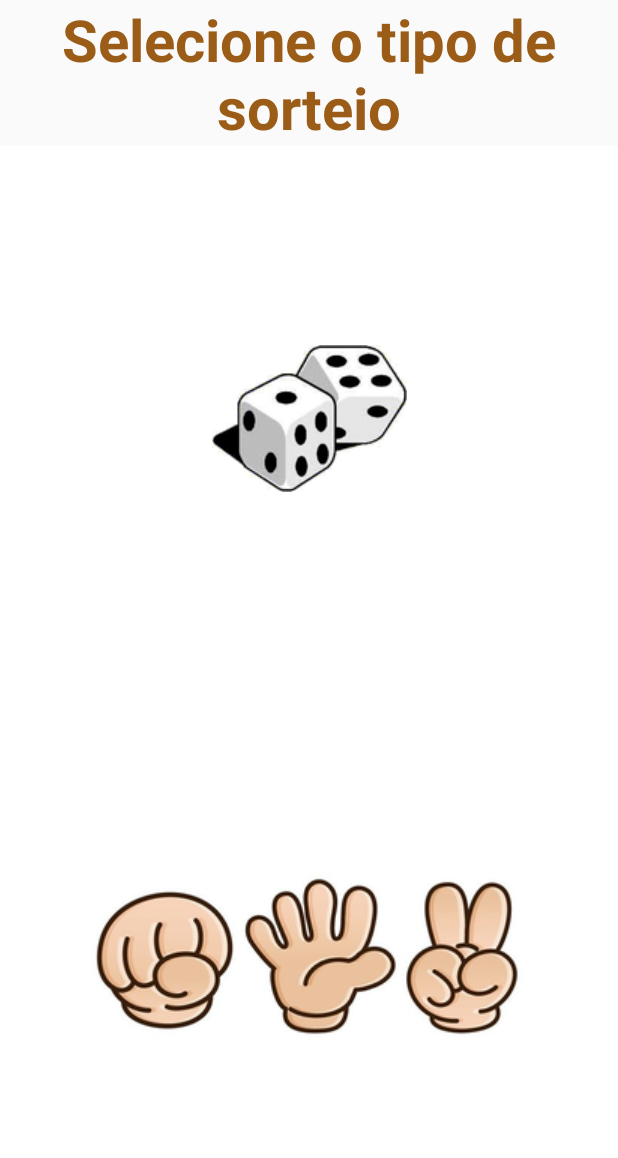
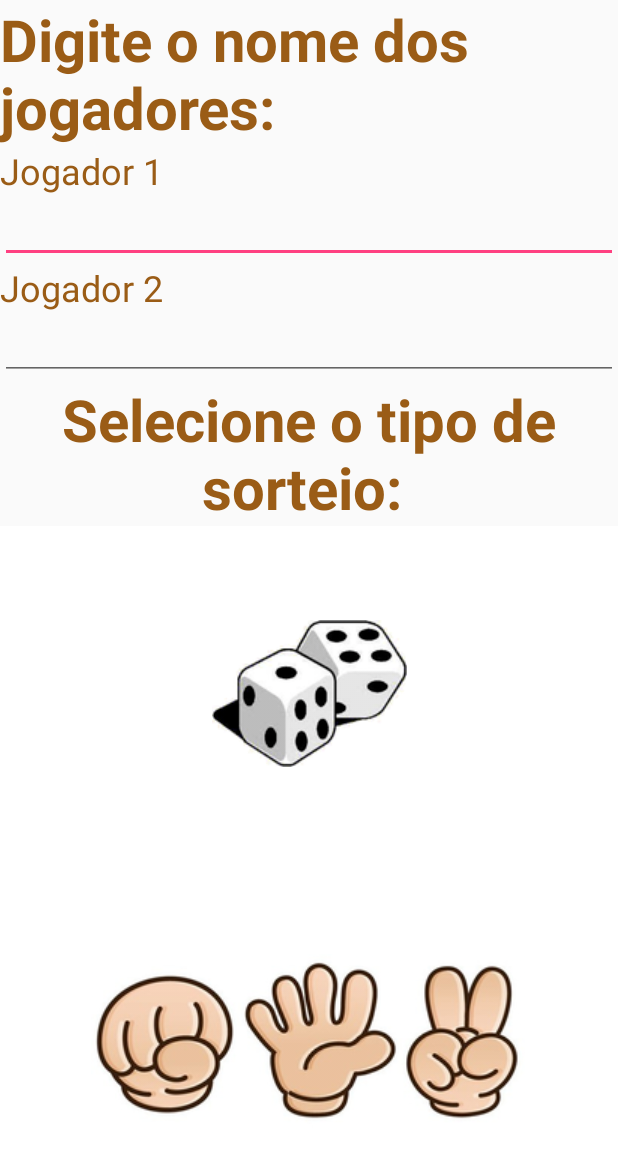
Before and after one commit to kviesi/sdm2, an Android app: the screen it shows after launch (SortActivity), on a phone screen of 412 x 824 dp. Shown: the top 1158 px of the screen. Run offline under Robolectric (Android 15) with nearby library versions, the phone set to English and light mode, and no system bars.

Commit message:
ajustes e novas melhorias nas telas

```diff
--- a/app/src/main/java/br/edu/ifspsaocarlos/sdm/jogostabuleiro/activity/JokenpoActivity.java
+++ b/app/src/main/java/br/edu/ifspsaocarlos/sdm/jogostabuleiro/activity/JokenpoActivity.java
@@ -33,6 +33,6 @@ public class JokenpoActivity extends BaseSortActivity {
         } else if (item == Jokenpo.Item.SCISSORS) {
             return R.drawable.jkpscissors;
         }
-        throw new IllegalArgumentException("Item not mapped.");
+        throw new IllegalArgumentException("Item image not mapped.");
     }
 }
--- a/app/src/main/java/br/edu/ifspsaocarlos/sdm/jogostabuleiro/activity/SortActivity.java
+++ b/app/src/main/java/br/edu/ifspsaocarlos/sdm/jogostabuleiro/activity/SortActivity.java
@@ -2,26 +2,94 @@ package br.edu.ifspsaocarlos.sdm.jogostabuleiro.activity;
 
 import android.app.Activity;
 import android.content.Intent;
+import android.graphics.Color;
 import android.os.Bundle;
 import android.view.View;
+import android.widget.EditText;
+import android.widget.TextView;
 
 import br.edu.ifspsaocarlos.sdm.jogostabuleiro.R;
 
 public class SortActivity extends Activity {
 
+    public static final String PLAYER_ONE_NAME = "playerOneName";
+    public static final String PLAYER_TWO_NAME = "playerTwoName";
+
+    private TextView playerOne;
+    private TextView playerTwo;
+
+    private EditText playerOneEditText;
+    private EditText playerTwoEditText;
+
     @Override
     protected void onCreate(Bundle savedInstanceState) {
         super.onCreate(savedInstanceState);
         setContentView(R.layout.activity_sort);
+
+        playerOne = (TextView) findViewById(R.id.player1input);
+        playerTwo = (TextView) findViewById(R.id.player2input);
+
+        playerOneEditText = (EditText) findViewById(R.id.player1edit);
+        playerTwoEditText = (EditText) findViewById(R.id.player2edit);
     }
 
     public void onChooseDice(View v) {
         Intent dicesIntent = new Intent(this, DiceActivity.class);
-        startActivity(dicesIntent);
+        if (tryPutExtras(dicesIntent)) {
+            startActivity(dicesIntent);
+        }
     }
 
     public void onChooseJokenpo(View v) {
         Intent jokenpoIntent = new Intent(this, JokenpoActivity.class);
-        startActivity(jokenpoIntent);
+        if (tryPutExtras(jokenpoIntent)) {
+            startActivity(jokenpoIntent);
+        }
+    }
+
+    public boolean tryPutExtras(Intent intent) {
+        String playerTwoName = playerTwoEditText.getText().toString();
+        String playerOneName = playerOneEditText.getText().toString();
+
+        boolean hasError = false;
+
+        if (isBlank(playerOneName)) {
+            displayError(playerOne, R.string.nameRequired);
+            hasError = true;
+        } else {
+            resetLabel(playerOne, R.string.playerOne);
+        }
+
+        if (isBlank(playerTwoName)) {
+            displayError(playerTwo, R.string.nameRequired);
+            hasError = true;
+        } else {
+            resetLabel(playerTwo, R.string.playerTwo);
+        }
+
+        if (hasError) {
+            return false;
+        }
+
+        //TODO: validar passagem de parametro
+        intent.putExtra(PLAYER_ONE_NAME, playerOneName);
+        intent.putExtra(PLAYER_TWO_NAME, playerTwoName);
+        return true;
+    }
+
+    private void displayError(TextView textView, int messageID) {
+        if (!textView.getText().toString().contains("-")) {
+            textView.setText(textView.getText() + " - " + getResources().getString(messageID));
+            textView.setTextColor(Color.RED);
+        }
+    }
+
+    private void resetLabel(TextView textView, int labelID) {
+        textView.setText(getResources().getString(labelID));
+        //TODO: checar cores para resetar
+    }
+
+    private boolean isBlank(String value) {
+        return value == null || value.trim().isEmpty();
     }
 }
--- a/app/src/main/java/br/edu/ifspsaocarlos/sdm/jogostabuleiro/domain/Dice.java
+++ b/app/src/main/java/br/edu/ifspsaocarlos/sdm/jogostabuleiro/domain/Dice.java
@@ -62,6 +62,10 @@ public class Dice extends SortMethod<Dice.Face> {
         public int number() {
             return number;
         }
+
+        public boolean win(Face o) {
+            return this.number() > o.number();
+        }
     }
 
 }
--- a/app/src/main/res/layout/activity_dice.xml
+++ b/app/src/main/res/layout/activity_base_sort.xml
@@ -4,7 +4,6 @@
     android:layout_width="match_parent"
     android:layout_height="match_parent"
     android:orientation="vertical"
-    tools:context="br.edu.ifspsaocarlos.sdm.jogostabuleiro.activity.DiceActivity"
     android:weightSum="1">
 
     <TextView
--- a/app/src/main/res/layout/activity_sort.xml
+++ b/app/src/main/res/layout/activity_sort.xml
@@ -6,10 +6,44 @@
     android:orientation="vertical">
 
     <TextView
+        android:layout_width="wrap_content"
+        android:layout_height="wrap_content"
+        android:text="Digite o nome dos jogadores: "
+        android:textColor="#9a5c16"
+        android:textSize="58px"
+        android:textStyle="bold" />
+
+    <TextView
+        android:layout_width="wrap_content"
+        android:layout_height="wrap_content"
+        android:textColor="#9a5c16"
+        android:text="Jogador 1"
+        android:textSize="36px"
+        android:id="@+id/player1input" />
+
+    <EditText
         android:layout_width="match_parent"
         android:layout_height="wrap_content"
+        android:id="@+id/player1edit" />
+
+    <TextView
+        android:layout_width="wrap_content"
+        android:layout_height="wrap_content"
+        android:textColor="#9a5c16"
+        android:textSize="36px"
+        android:text="Jogador 2"
+        android:id="@+id/player2input" />
+
+    <EditText
+        android:layout_width="match_parent"
+        android:layout_height="wrap_content"
+        android:id="@+id/player2edit" />
+
+    <TextView
+        android:layout_width="wrap_content"
+        android:layout_height="wrap_content"
         android:gravity="center"
-            android:text="Selecione o tipo de sorteio"
+        android:text="Selecione o tipo de sorteio: "
         android:textColor="#9a5c16"
         android:textSize="58px"
         android:textStyle="bold" />
@@ -17,28 +51,28 @@
     <LinearLayout
             android:layout_width="match_parent"
             android:orientation="vertical"
-            android:weightSum="1"
+            android:weightSum="0.5"
             android:layout_height="match_parent">
 
         <ImageButton
                 android:id="@+id/dice"
-                android:layout_weight="0.5"
-                android:layout_width="fill_parent"
-                android:layout_height="fill_parent"
+                android:layout_width="match_parent"
+                android:layout_height="wrap_content"
                 android:onClick="onChooseDice"
                 android:src="@drawable/dices_button"
                 android:text="Dados"
                 android:layout_alignTop="@+id/jokenpo"
                 android:layout_alignEnd="@+id/textView"
-                android:background="#ffffff">
+                android:background="#ffffff"
+            android:layout_weight="0.25">
             </ImageButton>
 
         <ImageButton
                 android:id="@+id/jokenpo"
                 android:src="@drawable/jokenpo_button"
-                android:layout_weight="0.5"
-                android:layout_width="fill_parent"
-                android:layout_height="fill_parent"
+                android:layout_weight="0.25"
+                android:layout_width="match_parent"
+                android:layout_height="wrap_content"
                 android:onClick="onChooseJokenpo"
                 android:background="#ffffff"
                 android:text="Jokenpo"
--- a/app/src/main/res/values/strings.xml
+++ b/app/src/main/res/values/strings.xml
@@ -8,4 +8,5 @@
     <string name="playerTwoLose">Jogador 2 perdeu!</string>
     <string name="playAgain">Jogar novamente =)</string>
     <string name="play">Jogar!</string>
+    <string name="nameRequired">Informe o nome!</string>
 </resources>
```
Also changed, not shown: app/src/main/java/br/edu/ifspsaocarlos/sdm/jogostabuleiro/activity/BaseSortActivity.java (+13 -7 lines), app/src/main/java/br/edu/ifspsaocarlos/sdm/jogostabuleiro/activity/DiceActivity.java (+4 -4 lines). Lines whose indentation alone changed are shown as unchanged.
